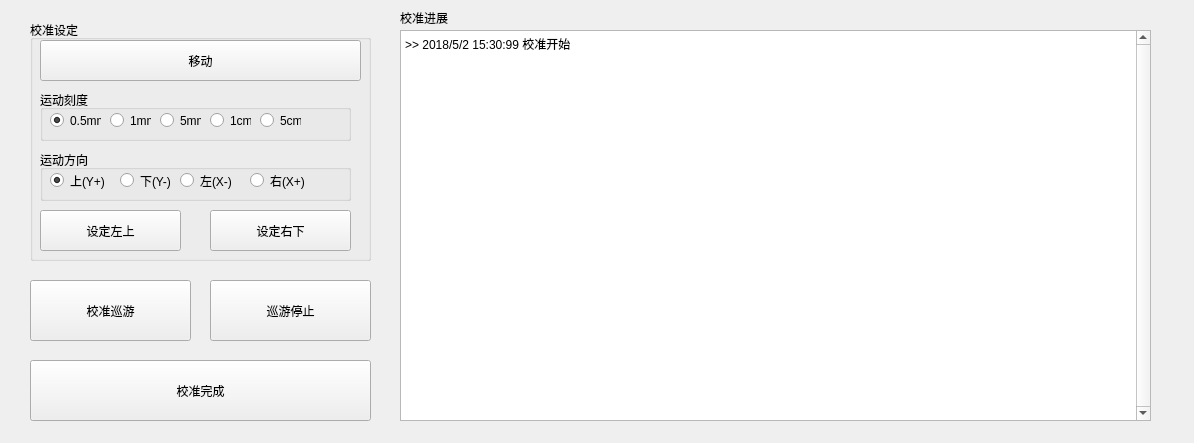
Baxianxiahai/med, file cebs/form_qt/cebsCalibForm.ui: the form before one commit.
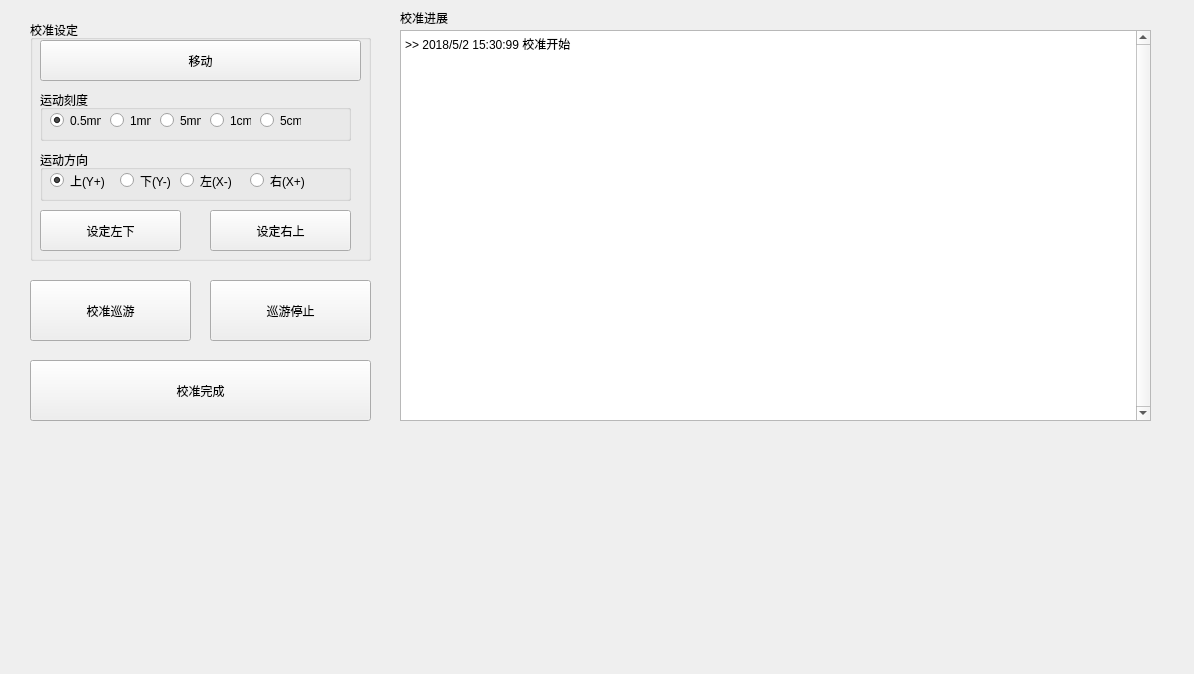
The form after the commit.

The edit to the form file:
```diff
--- a/cebs/form_qt/cebsCalibForm.ui
+++ b/cebs/form_qt/cebsCalibForm.ui
@@ -7,7 +7,7 @@
     <x>0</x>
     <y>0</y>
     <width>1194</width>
-    <height>443</height>
+    <height>674</height>
    </rect>
   </property>
   <property name="windowTitle">
@@ -203,7 +203,7 @@
      </rect>
     </property>
     <property name="text">
-     <string>设定左上</string>
+     <string>设定左下</string>
     </property>
    </widget>
    <widget class="QPushButton" name="pushButton_calib_right_bottom">
@@ -216,7 +216,7 @@
      </rect>
     </property>
     <property name="text">
-     <string>设定右下</string>
+     <string>设定右上</string>
     </property>
    </widget>
   </widget>
```
Left out of the diff: 68 changed lines with no effect on the pictures.
